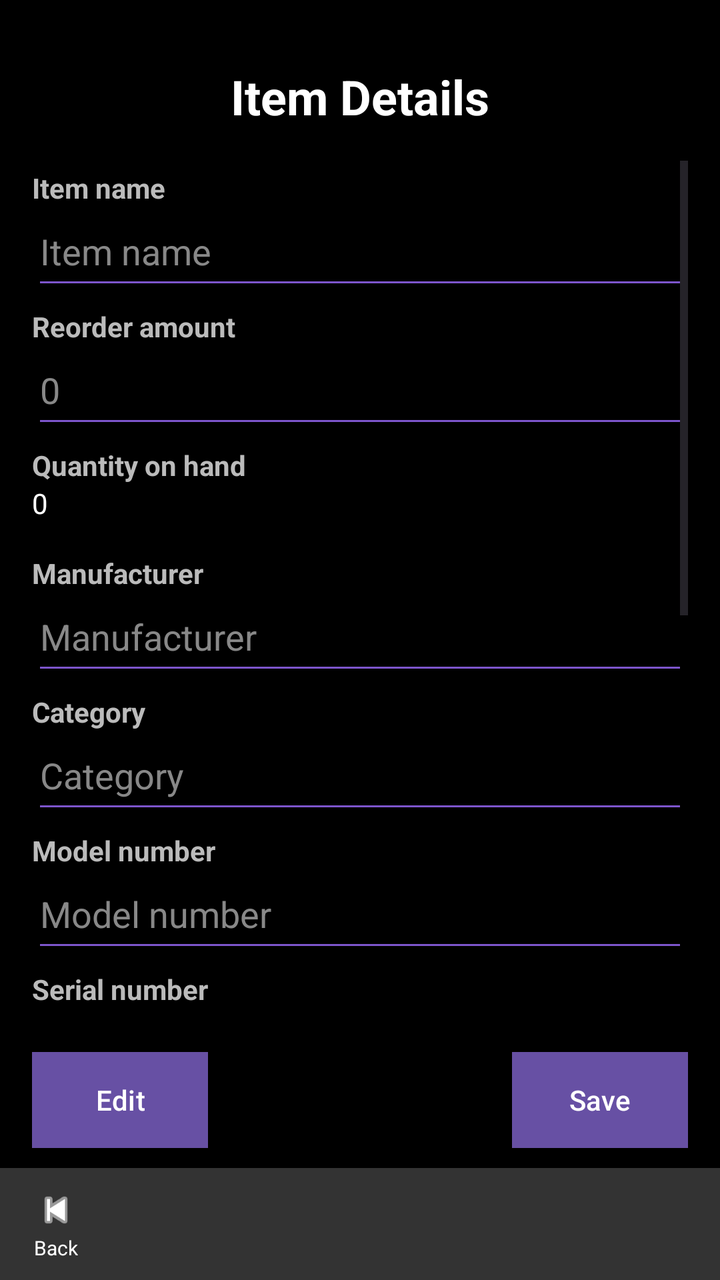
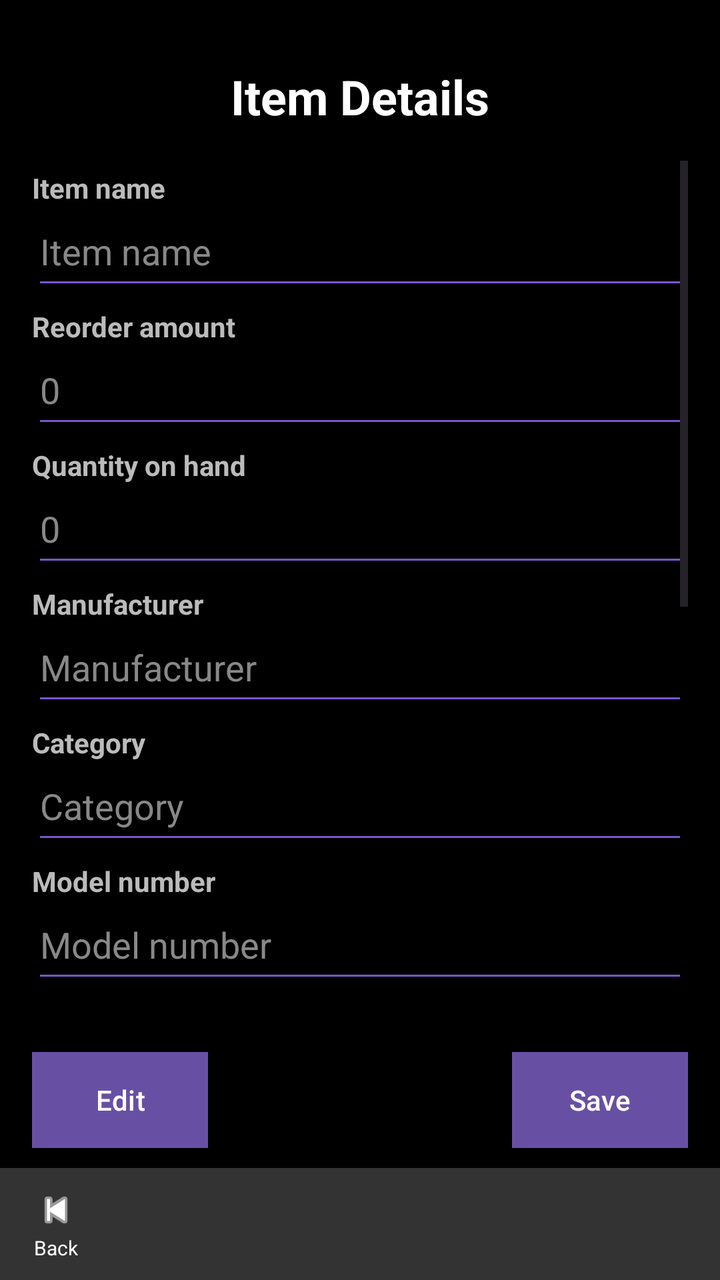

The first picture is an Android layout as it rendered before a commit; the second is the same layout after the commit. The layout source and the unified diff follow.
<!-- AndroidManifest.xml: application theme Theme.CS360_ProjectTwo_InventoryApp_DustinDavis -->
<!-- res/layout/activity_detailed_info.xml -->
<?xml version="1.0" encoding="utf-8"?>
<androidx.constraintlayout.widget.ConstraintLayout
    xmlns:android="http://schemas.android.com/apk/res/android"
    xmlns:app="http://schemas.android.com/apk/res-auto"
    xmlns:tools="http://schemas.android.com/tools"
    android:layout_width="match_parent"
    android:layout_height="match_parent"
    android:background="#000000"
    tools:context=".DetailedInfoActivity">

    
    <TextView
        android:id="@+id/detailsTitle"
        android:layout_width="wrap_content"
        android:layout_height="wrap_content"
        android:layout_marginStart="16dp"
        android:layout_marginTop="32dp"
        android:layout_marginEnd="16dp"
        android:text="Item Details"
        android:textColor="#FFFFFF"
        android:textSize="24sp"
        android:textStyle="bold"
        app:layout_constraintTop_toTopOf="parent"
        app:layout_constraintStart_toStartOf="parent"
        app:layout_constraintEnd_toEndOf="parent" />

    
    <ScrollView
        android:id="@+id/detailsScroll"
        android:layout_width="0dp"
        android:layout_height="0dp"
        android:layout_marginStart="16dp"
        android:layout_marginTop="16dp"
        android:layout_marginEnd="16dp"
        android:layout_marginBottom="16dp"
        app:layout_constraintTop_toBottomOf="@id/detailsTitle"
        app:layout_constraintBottom_toTopOf="@id/actionRow"
        app:layout_constraintStart_toStartOf="parent"
        app:layout_constraintEnd_toEndOf="parent">

        <LinearLayout
            android:id="@+id/detailsContent"
            android:layout_width="match_parent"
            android:layout_height="wrap_content"
            android:orientation="vertical">

            
            <TextView
                android:layout_width="match_parent"
                android:layout_height="wrap_content"
                android:paddingTop="4dp"
                android:text="Item name"
                android:textColor="#BBBBBB"
                android:textStyle="bold" />

            <EditText
                android:id="@+id/itemNameEditText"
                android:layout_width="match_parent"
                android:layout_height="wrap_content"
                android:backgroundTint="#7D55CC"
                android:hint="Item name"
                android:inputType="textCapWords"
                android:paddingBottom="12dp"
                android:textColor="#FFFFFF"
                android:textColorHint="#888888" />

            
            <TextView
                android:layout_width="match_parent"
                android:layout_height="wrap_content"
                android:paddingTop="4dp"
                android:text="Reorder amount"
                android:textColor="#BBBBBB"
                android:textStyle="bold" />

            <EditText
                android:id="@+id/reorderValueEditText"
                android:layout_width="match_parent"
                android:layout_height="wrap_content"
                android:backgroundTint="#7D55CC"
                android:hint="0"
                android:inputType="number"
                android:paddingBottom="12dp"
                android:textColor="#FFFFFF"
                android:textColorHint="#888888" />

            
            <TextView
                android:layout_width="match_parent"
                android:layout_height="wrap_content"
                android:paddingTop="4dp"
                android:text="Quantity on hand"
                android:textColor="#BBBBBB"
                android:textStyle="bold" />

            <TextView
                android:id="@+id/qtyValueText"
                android:layout_width="match_parent"
                android:layout_height="wrap_content"
                android:paddingBottom="12dp"
                android:text="0"
                android:textColor="#FFFFFF" />

            
            <TextView
                android:layout_width="match_parent"
                android:layout_height="wrap_content"
                android:paddingTop="4dp"
                android:text="Manufacturer"
                android:textColor="#BBBBBB"
                android:textStyle="bold" />

            <EditText
                android:id="@+id/manufacturerEditText"
                android:layout_width="match_parent"
                android:layout_height="wrap_content"
                android:backgroundTint="#7D55CC"
                android:hint="Manufacturer"
                android:inputType="textCapWords"
                android:paddingBottom="12dp"
                android:textColor="#FFFFFF"
                android:textColorHint="#888888" />

            
            <TextView
                android:layout_width="match_parent"
                android:layout_height="wrap_content"
                android:paddingTop="4dp"
                android:text="Category"
                android:textColor="#BBBBBB"
                android:textStyle="bold" />

            <EditText
                android:id="@+id/categoryEditText"
                android:layout_width="match_parent"
                android:layout_height="wrap_content"
                android:backgroundTint="#7D55CC"
                android:hint="Category"
                android:inputType="textCapWords"
                android:paddingBottom="12dp"
                android:textColor="#FFFFFF"
                android:textColorHint="#888888" />

            
            <TextView
                android:layout_width="match_parent"
                android:layout_height="wrap_content"
                android:paddingTop="4dp"
                android:text="Model number"
                android:textColor="#BBBBBB"
                android:textStyle="bold" />

            <EditText
                android:id="@+id/modelNumberEditText"
                android:layout_width="match_parent"
                android:layout_height="wrap_content"
                android:backgroundTint="#7D55CC"
                android:hint="Model number"
                android:inputType="text"
                android:paddingBottom="12dp"
                android:textColor="#FFFFFF"
                android:textColorHint="#888888" />

            
            <TextView
                android:layout_width="match_parent"
                android:layout_height="wrap_content"
                android:paddingTop="4dp"
                android:text="Serial number"
                android:textColor="#BBBBBB"
                android:textStyle="bold" />

            <EditText
                android:id="@+id/serialEditText"
                android:layout_width="match_parent"
                android:layout_height="wrap_content"
                android:backgroundTint="#7D55CC"
                android:hint="Serial number"
                android:inputType="text"
                android:paddingBottom="12dp"
                android:textColor="#FFFFFF"
                android:textColorHint="#888888" />

            
            <TextView
                android:layout_width="match_parent"
                android:layout_height="wrap_content"
                android:paddingTop="4dp"
                android:text="SCU number"
                android:textColor="#BBBBBB"
                android:textStyle="bold" />

            <EditText
                android:id="@+id/scuEditText"
                android:layout_width="match_parent"
                android:layout_height="wrap_content"
                android:backgroundTint="#7D55CC"
                android:hint="SCU number"
                android:inputType="text"
                android:paddingBottom="12dp"
                android:textColor="#FFFFFF"
                android:textColorHint="#888888" />

            
            <TextView
                android:layout_width="match_parent"
                android:layout_height="wrap_content"
                android:paddingTop="4dp"
                android:text="Warehouse row"
                android:textColor="#BBBBBB"
                android:textStyle="bold" />

            <EditText
                android:id="@+id/warehouseRowEditText"
                android:layout_width="match_parent"
                android:layout_height="wrap_content"
                android:backgroundTint="#7D55CC"
                android:hint="Row number"
                android:inputType="number"
                android:paddingBottom="12dp"
                android:textColor="#FFFFFF"
                android:textColorHint="#888888" />

            <TextView
                android:layout_width="match_parent"
                android:layout_height="wrap_content"
                android:paddingTop="4dp"
                android:text="Warehouse shelf"
                android:textColor="#BBBBBB"
                android:textStyle="bold" />

            <EditText
                android:id="@+id/warehouseShelfEditText"
                android:layout_width="match_parent"
                android:layout_height="wrap_content"
                android:backgroundTint="#7D55CC"
                android:hint="Shelf number"
                android:inputType="number"
                android:paddingBottom="12dp"
                android:textColor="#FFFFFF"
                android:textColorHint="#888888" />

            
            <TextView
                android:layout_width="match_parent"
                android:layout_height="wrap_content"
                android:paddingTop="4dp"
                android:text="Notes"
                android:textColor="#BBBBBB"
                android:textStyle="bold" />

            <EditText
                android:id="@+id/notesEditText"
                android:layout_width="match_parent"
                android:layout_height="wrap_content"
                android:backgroundTint="#7D55CC"
                android:gravity="top"
                android:hint="No additional notes for this item."
                android:inputType="textMultiLine"
                android:minLines="3"
                android:paddingBottom="12dp"
                android:textColor="#FFFFFF"
                android:textColorHint="#888888" />

        </LinearLayout>
    </ScrollView>

    
    <LinearLayout
        android:id="@+id/actionRow"
        android:layout_width="0dp"
        android:layout_height="wrap_content"
        android:orientation="horizontal"
        android:paddingStart="16dp"
        android:paddingTop="6dp"
        android:paddingEnd="16dp"
        android:paddingBottom="10dp"
        app:layout_constraintBottom_toTopOf="@id/bottomNavBar"
        app:layout_constraintStart_toStartOf="parent"
        app:layout_constraintEnd_toEndOf="parent">

        
        <Button
            android:id="@+id/editButton"
            android:layout_width="wrap_content"
            android:layout_height="wrap_content"
            android:background="#555555"
            android:paddingStart="16dp"
            android:paddingEnd="16dp"
            android:text="Edit"
            android:textAllCaps="false"
            android:textColor="#FFFFFF" />

        
        <View
            android:layout_width="0dp"
            android:layout_height="0dp"
            android:layout_weight="1" />

        
        <Button
            android:id="@+id/saveButton"
            android:layout_width="wrap_content"
            android:layout_height="wrap_content"
            android:background="#7D55CC"
            android:paddingStart="16dp"
            android:paddingEnd="16dp"
            android:text="Save"
            android:textAllCaps="false"
            android:textColor="#FFFFFF" />
    </LinearLayout>

    
    <LinearLayout
        android:id="@+id/bottomNavBar"
        android:layout_width="0dp"
        android:layout_height="56dp"
        android:background="#333333"
        android:orientation="horizontal"
        android:paddingStart="16dp"
        android:paddingEnd="16dp"
        app:layout_constraintBottom_toBottomOf="parent"
        app:layout_constraintStart_toStartOf="parent"
        app:layout_constraintEnd_toEndOf="parent">

        <LinearLayout
            android:id="@+id/backContainer"
            android:layout_width="wrap_content"
            android:layout_height="match_parent"
            android:clickable="true"
            android:focusable="true"
            android:foreground="?attr/selectableItemBackgroundBorderless"
            android:gravity="center_horizontal|center_vertical"
            android:orientation="vertical"
            android:paddingTop="4dp"
            android:paddingBottom="4dp">

            <ImageView
                android:id="@+id/backArrow"
                android:layout_width="24dp"
                android:layout_height="24dp"
                android:contentDescription="Go back"
                android:src="@android:drawable/ic_media_previous"
                app:tint="#FFFFFF" />

            <TextView
                android:id="@+id/backLabel"
                android:layout_width="wrap_content"
                android:layout_height="wrap_content"
                android:text="Back"
                android:textColor="#FFFFFF"
                android:textSize="10sp" />
        </LinearLayout>

        
        <View
            android:layout_width="0dp"
            android:layout_height="match_parent"
            android:layout_weight="1" />

    </LinearLayout>

</androidx.constraintlayout.widget.ConstraintLayout>
<!-- resources referenced by this layout -->
<resources>
  <style name="Theme.CS360_ProjectTwo_InventoryApp_DustinDavis" parent="Base.Theme.CS360_ProjectTwo_InventoryApp_DustinDavis" />
  <style name="Base.Theme.CS360_ProjectTwo_InventoryApp_DustinDavis" parent="Theme.Material3.DayNight.NoActionBar">
          
          
      </style>
</resources>

<!-- the commit's change to res/layout/activity_detailed_info.xml (unified diff, before → after) -->
@@ -93,13 +93,16 @@
                 android:textColor="#BBBBBB"
                 android:textStyle="bold" />
 
-            <TextView
+            <EditText
                 android:id="@+id/qtyValueText"
                 android:layout_width="match_parent"
                 android:layout_height="wrap_content"
-                android:paddingBottom="12dp"
-                android:text="0"
-                android:textColor="#FFFFFF" />
+                android:backgroundTint="#7D55CC"
+                android:hint="0"
+                android:inputType="number"
+                android:paddingBottom="12dp"
+                android:textColor="#FFFFFF"
+                android:textColorHint="#888888" />
 
             
             <TextView
